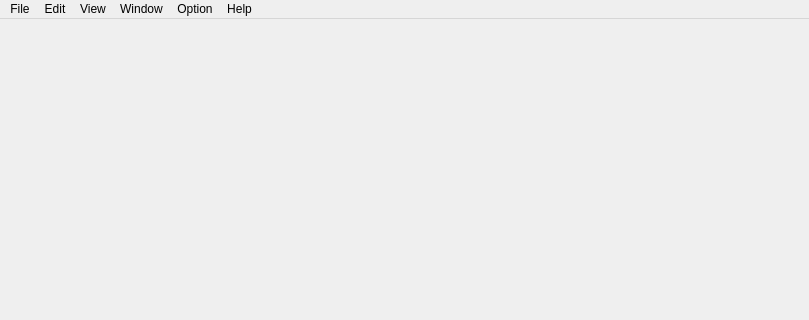
zenustech/zeno, file ui/zenoedit/zenomainwindow.ui: the form before one commit; both pictures show x 0 to 809 and y 0 to 320 of the 809 by 611 pixel window.
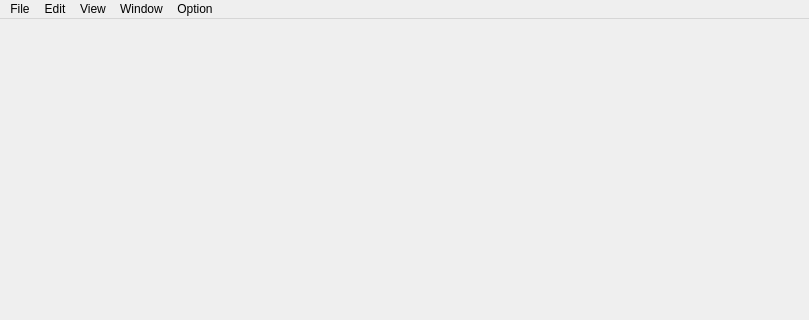
The form after the commit.

The edit to the form file:
```diff
--- a/ui/zenoedit/zenomainwindow.ui
+++ b/ui/zenoedit/zenomainwindow.ui
@@ -96,12 +96,6 @@
     <addaction name="menuCustom_Layout"/>
     <addaction name="actionLayout_Manager"/>
    </widget>
-   <widget class="QMenu" name="menuHelp">
-    <property name="title">
-     <string>Help</string>
-    </property>
-    <addaction name="actionCheck_Update"/>
-   </widget>
    <widget class="QMenu" name="menuOption">
     <property name="title">
      <string>Option</string>
@@ -117,7 +111,6 @@
    <addaction name="menuView"/>
    <addaction name="menuWindow"/>
    <addaction name="menuOption"/>
-   <addaction name="menuHelp"/>
   </widget>
   <widget class="QStatusBar" name="statusbar">
    <property name="styleSheet">
```
